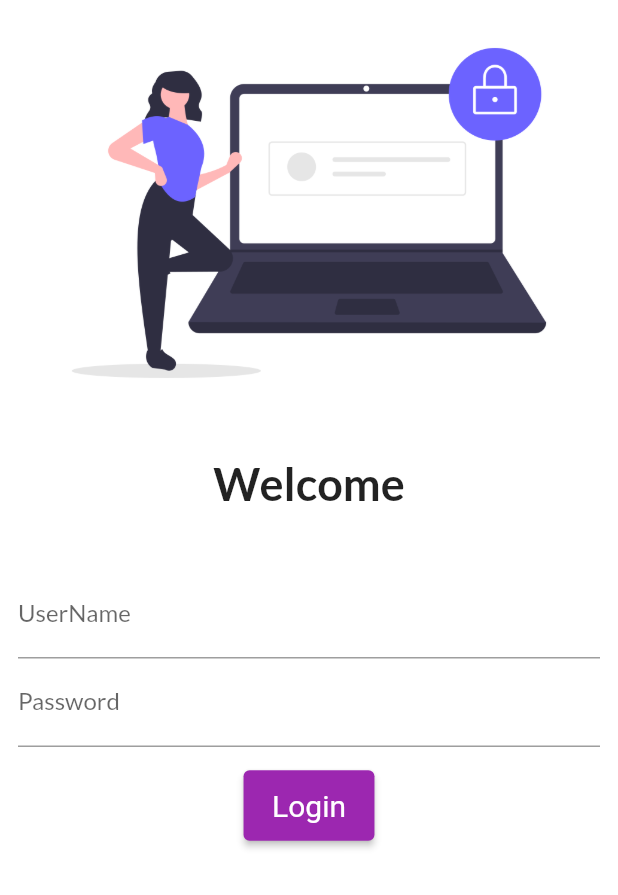
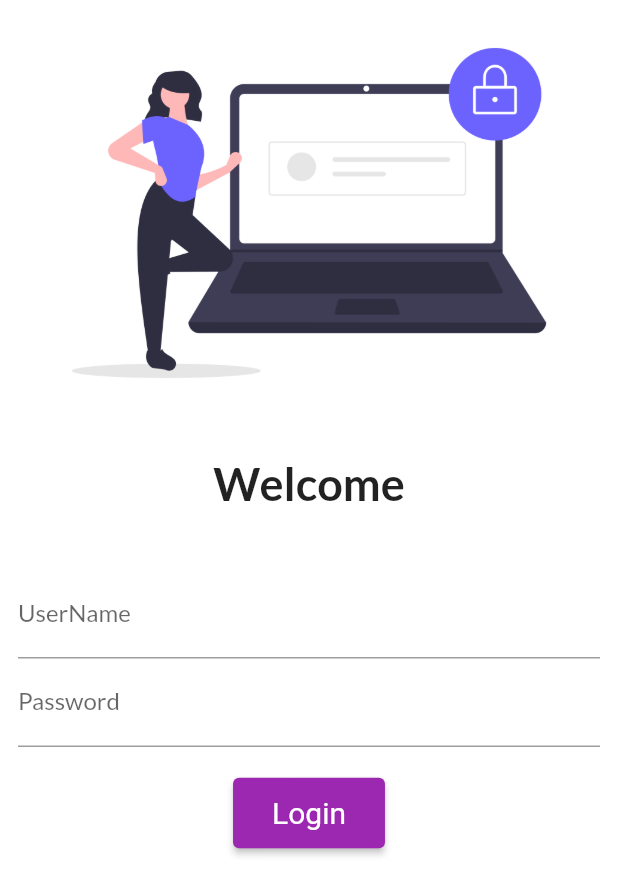
Before and after one commit to Flutter-base/Learning_Flutter, a Flutter app: the screen it shows after launch, on a phone screen of 412 x 824 dp. Shown: the top 895 px of the screen. Run offline on Flutter 3.47's test engine with Material 2 defaults, Android fonts, the phone set to English and light mode, and no system bars; our stand-ins replace google_fonts.

Commit message:
Day 4  Completed

```diff
--- a/lib/Pages/login_page.dart
+++ b/lib/Pages/login_page.dart
@@ -1,12 +1,14 @@
 import 'package:flutter/material.dart';
 import 'package:myapp/Pages/home_page.dart';
+import 'package:myapp/utils/routes.dart';
 
 class LoginPage extends StatelessWidget {
   @override
   Widget build(BuildContext context) {
     return Material(
         color: Colors.white,
-        child: Column(
+        child: SingleChildScrollView(
+            child: Column(
           children: [
             Image.asset(
               "assets/images/login_img.png",
@@ -39,20 +41,22 @@ class LoginPage extends StatelessWidget {
                     obscureText: true,
                   ),
                   const SizedBox(
-                    height: 15.0,
+                    height: 20.0,
                   ),
                   ElevatedButton(
-                    onPressed: () {},
+                    onPressed: () {
+                      Navigator.pushNamed(context, MyRoutes.HomeRoute);
+                    },
                     child: const Text("Login"),
                     style: ElevatedButton.styleFrom(
                         textStyle: const TextStyle(fontSize: 20),
                         padding: const EdgeInsets.symmetric(
-                            vertical: 12.0, horizontal: 19.0)),
+                            vertical: 12.0, horizontal: 26.0)),
                   ),
                 ],
               ),
             )
           ],
-        ));
+        )));
   }
 }
--- a/lib/main.dart
+++ b/lib/main.dart
@@ -1,5 +1,6 @@
 import 'package:flutter/material.dart';
 import 'package:myapp/Pages/login_page.dart';
+import 'package:myapp/utils/routes.dart';
 import 'Pages/home_page.dart';
 import 'package:google_fonts/google_fonts.dart';
 
@@ -18,8 +19,8 @@ class MyApp extends StatelessWidget {
       ),
       routes: {
         "/": (context) => LoginPage(),
-        "/home": (context) => HomePage(),
-        "/login": (context) => LoginPage()
+        MyRoutes.HomeRoute: (context) => HomePage(),
+        MyRoutes.LoginRoute: (context) => LoginPage()
       },
     );
   }
--- /dev/null
+++ b/lib/utils/routes.dart
@@ -0,0 +1,4 @@
+class MyRoutes{
+  static String LoginRoute = "/Login";
+  static String HomeRoute = "/Home";
+}
```
